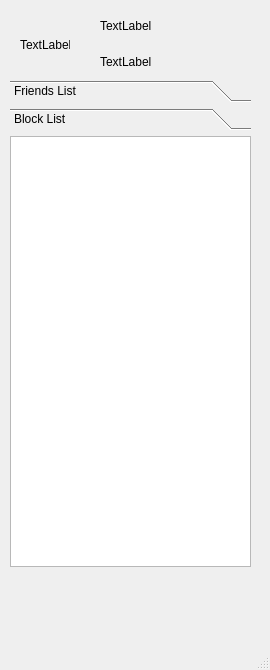
Before: the Qt Designer form linpop/chatClient/mainwindow.ui in tangjiahua/linpop, drawn with Qt 5.
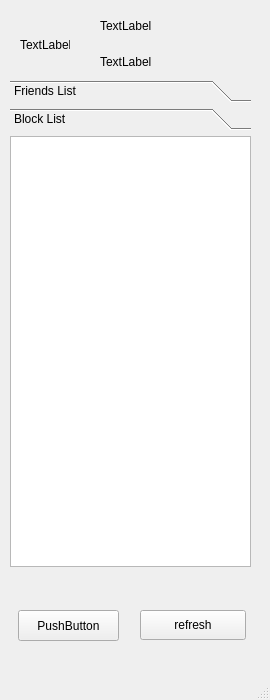
After: the same form once the commit is applied.

Diff of the .ui file:
```diff
--- a/linpop/chatClient/mainwindow.ui
+++ b/linpop/chatClient/mainwindow.ui
@@ -10,19 +10,19 @@
     <x>0</x>
     <y>0</y>
     <width>270</width>
-    <height>670</height>
+    <height>700</height>
    </rect>
   </property>
   <property name="minimumSize">
    <size>
     <width>270</width>
-    <height>670</height>
+    <height>700</height>
    </size>
   </property>
   <property name="maximumSize">
    <size>
     <width>270</width>
-    <height>670</height>
+    <height>700</height>
    </size>
   </property>
   <property name="windowTitle">
@@ -127,6 +127,32 @@
      <string>TextLabel</string>
     </property>
    </widget>
+   <widget class="QPushButton" name="refreshButton">
+    <property name="geometry">
+     <rect>
+      <x>140</x>
+      <y>610</y>
+      <width>106</width>
+      <height>30</height>
+     </rect>
+    </property>
+    <property name="text">
+     <string>refresh</string>
+    </property>
+   </widget>
+   <widget class="QPushButton" name="pushButton">
+    <property name="geometry">
+     <rect>
+      <x>18</x>
+      <y>610</y>
+      <width>101</width>
+      <height>31</height>
+     </rect>
+    </property>
+    <property name="text">
+     <string>PushButton</string>
+    </property>
+   </widget>
   </widget>
   <widget class="QMenuBar" name="menubar">
    <property name="geometry">
```
Left out of the diff: 2 changed lines with no effect on the pictures.
